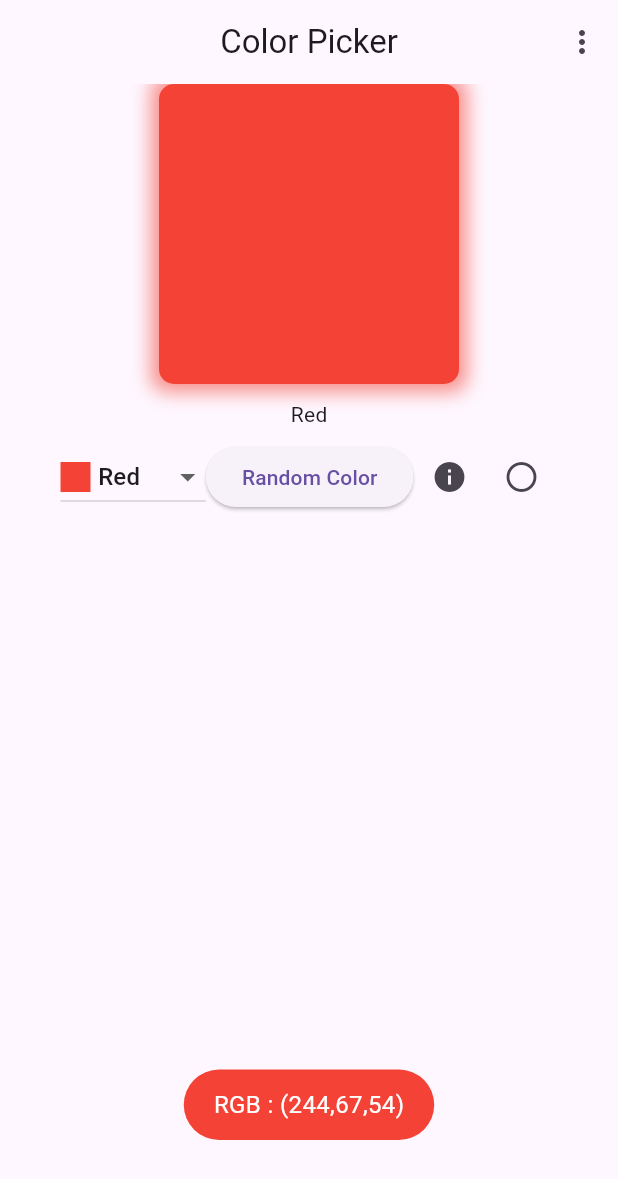
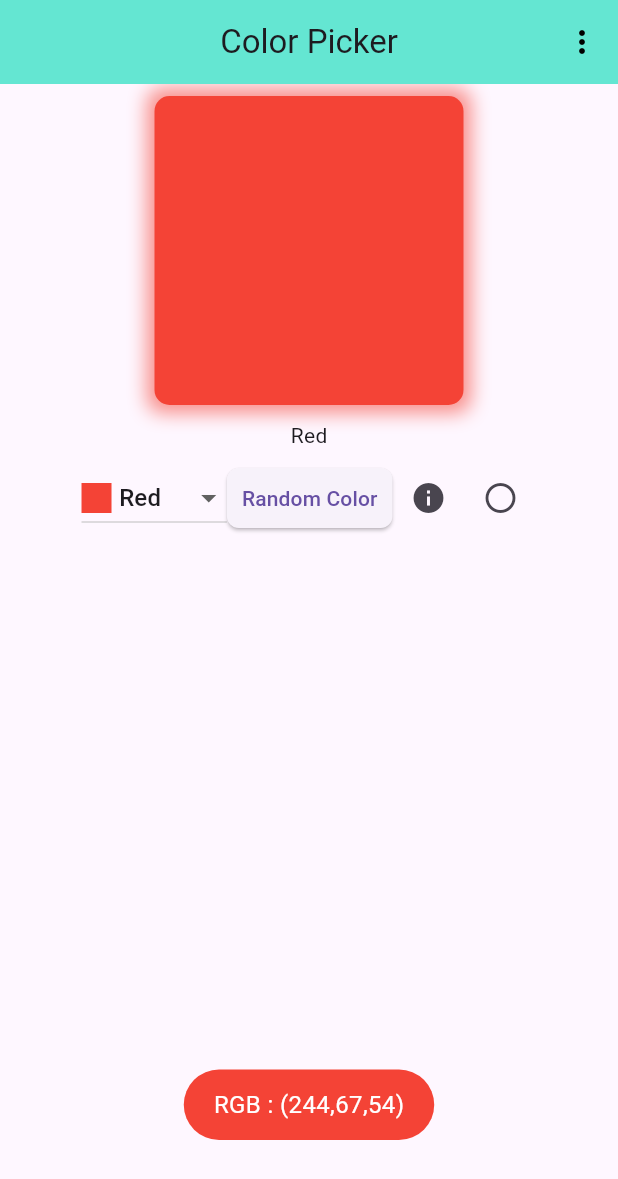
Before and after one commit to Yildirim-AliD/Flutter-Journey, a Flutter app: the screen it shows after launch, after a tap on "Random Color", after a tap on the "info" icon, on a phone screen of 412 x 824 dp. Shown: the top 1179 px of the screen. Run offline on Flutter 3.47's test engine with Material 3 defaults, Android fonts, the phone set to English and light mode, and no system bars; our stand-ins replace fluttertoast; network calls fail.

Commit message:
Update_ColorApp
🎨 A simple Flutter application that allows users to pick colors, see their RGB values, and change the shape of a colored container.
🌟 Users can select colors from a dropdown, pick random colors, toggle shape between circle and square, and show/hide the color name.
🚀 Built with Flutter and Dart.

```diff
--- /dev/null
+++ b/color_app/lib/constants/colors.dart
@@ -0,0 +1,9 @@
+import 'package:flutter/material.dart';
+
+final Map<Color, String> colors = {
+  Colors.red: "Red",
+  Colors.blue: "Blue",
+  Colors.green: "Green",
+  Colors.yellow: "Yellow",
+  Colors.purple: "Purple",
+};
--- a/color_app/lib/main.dart
+++ b/color_app/lib/main.dart
@@ -1,7 +1,6 @@
-import 'dart:math';
-
+import 'package:color_app/pages/color_picker_page.dart';
+import 'package:color_app/theme/app_theme.dart';
 import 'package:flutter/material.dart';
-import 'package:fluttertoast/fluttertoast.dart';
 
 void main(List<String> args) {
   runApp(MyApp());
@@ -14,169 +13,8 @@
   Widget build(BuildContext context) {
     return MaterialApp(
       debugShowCheckedModeBanner: false,
-      theme: ThemeData(),
+      theme: AppTheme.theme,
       home: ColorPickerPage(),
     );
   }
 }
-
-class ColorPickerPage extends StatefulWidget {
-  const ColorPickerPage({super.key});
-
-  @override
-  State<ColorPickerPage> createState() => _ColorPickerPageState();
-}
-
-class _ColorPickerPageState extends State<ColorPickerPage> {
-  Color selectedColor = Colors.blue;
-  bool isCircular = false;
-  bool isShowColorName = true;
-  final Map<Color, String> colors = {
-    Colors.red: "Red",
-    Colors.blue: "Blue",
-    Colors.green: "Green",
-    Colors.yellow: "Yellow",
-    Colors.purple: "Purple",
-  };
-  @override
-  Widget build(BuildContext context) {
-    return Scaffold(
-      appBar: AppBar(
-        title: Text("Color Picker"),
-        centerTitle: true,
-        actions: [
-          PopupMenuButton<String>(
-            onSelected: (value) {
-              setState(() {
-                isShowColorName = !isShowColorName;
-              });
-            },
-            itemBuilder: (context) {
-              return [
-                PopupMenuItem(
-                  value: 'a',
-                  child: Row(
-                    children: [
-                      Icon(
-                        isShowColorName
-                            ? Icons.visibility_off
-                            : Icons.visibility,
-                        size: 20,
-                        color: Colors.black54,
-                      ),
-                      const SizedBox(width: 8),
-                      Text(
-                        isShowColorName ? 'Hide Color Name' : 'Show Color Name',
-                      ),
-                    ],
-                  ),
-                ),
-              ];
-            },
-            icon: Icon(Icons.more_vert),
-          ),
-        ],
-      ),
-      body: Center(
-        child: Column(
-          children: [
-            Container(
-              width: 200,
-              height: 200,
-              decoration: BoxDecoration(
-                color: selectedColor,
-                borderRadius: BorderRadius.circular(isCircular ? 100 : 10),
-                boxShadow: [
-                  BoxShadow(
-                    color: selectedColor.withAlpha(150),
-                    blurRadius: 10,
-                    spreadRadius: 5,
-                  ),
-                ],
-              ),
-            ),
-            SizedBox(height: 10),
-            isShowColorName ? Text(colors[selectedColor]!) : SizedBox(),
-            Padding(
-              padding: const EdgeInsets.all(8.0),
-              child: Row(
-                mainAxisAlignment: MainAxisAlignment.center,
-                children: [
-                  DropdownButton<Color>(
-                    value: selectedColor,
-                    items:
-                        colors.entries.map((entry) {
-                          return DropdownMenuItem(
-                            value: entry.key,
-                            child: Row(
-                              children: [
-                                Container(
-                                  width: 20,
-                                  height: 20,
-                                  color: entry.key,
-                                ),
-                                SizedBox(width: 5),
-                                Text(entry.value),
-                              ],
-                            ),
-                          );
-                        }).toList(),
-                    onChanged: (value) {
-                      setState(() {
-                        selectedColor = value!;
-                      });
-                    },
-                  ),
-                  ElevatedButton(
-                    onPressed: _RandomColor,
-                    child: const Text("Random Color"),
-                  ),
-                  IconButton(
-                    onPressed: _showColorCode,
-                    icon: const Icon(Icons.info),
-                  ),
-                  IconButton(
-                    onPressed: _changeShape,
-                    icon: Icon(
-                      isCircular
-                          ? Icons.square_outlined
-                          : Icons.circle_outlined,
-                    ),
-                  ),
-                ],
-              ),
-            ),
-          ],
-        ),
-      ),
-    );
-  }
-
-  void _RandomColor() {
-    final colors2 = colors.keys.toList();
-    final randomNumber = Random().nextInt(colors2.length);
-    final randomColor = colors2[randomNumber];
-    setState(() {
-      selectedColor = randomColor;
-    });
-  }
-
-  void _showColorCode() {
-    Fluttertoast.showToast(
-      msg:
-          "RGB : (${selectedColor.red},${selectedColor.green},${selectedColor.blue})",
-      toastLength: Toast.LENGTH_LONG,
-      gravity: ToastGravity.BOTTOM,
-      timeInSecForIosWeb: 1,
-      backgroundColor: selectedColor,
-      textColor: Colors.white,
-      fontSize: 16.0,
-    );
-  }
-
-  void _changeShape() {
-    setState(() {
-      isCircular = !isCircular;
-    });
-  }
-}
--- /dev/null
+++ b/color_app/lib/pages/color_picker_page.dart
@@ -0,0 +1,153 @@
+import 'dart:math';
+import 'package:color_app/constants/colors.dart';
+import 'package:color_app/widgets/color_dislay.dart';
+import 'package:flutter/material.dart';
+import 'package:fluttertoast/fluttertoast.dart';
+
+class ColorPickerPage extends StatefulWidget {
+  const ColorPickerPage({super.key});
+
+  @override
+  State<ColorPickerPage> createState() => _ColorPickerPageState();
+}
+
+class _ColorPickerPageState extends State<ColorPickerPage> {
+  Color selectedColor = Colors.blue;
+  bool isCircular = false;
+  bool isShowColorName = true;
+
+  @override
+  Widget build(BuildContext context) {
+    return Scaffold(
+      appBar: AppBar(
+        title: Text("Color Picker"),
+        centerTitle: true,
+        actions: [
+          PopupMenuButton<String>(
+            onSelected: (value) {
+              setState(() {
+                isShowColorName = !isShowColorName;
+              });
+            },
+            itemBuilder: (context) {
+              return [
+                PopupMenuItem(
+                  value: 'a',
+                  child: Row(
+                    children: [
+                      Icon(
+                        isShowColorName
+                            ? Icons.visibility_off
+                            : Icons.visibility,
+                        size: 20,
+                        color: Colors.black54,
+                      ),
+                      const SizedBox(width: 8),
+                      Text(
+                        isShowColorName ? 'Hide Color Name' : 'Show Color Name',
+                      ),
+                    ],
+                  ),
+                ),
+              ];
+            },
+            icon: Icon(Icons.more_vert),
+          ),
+        ],
+      ),
+      body: Center(
+        child: Padding(
+          padding: const EdgeInsets.all(8.0),
+          child: Column(
+            children: [
+              ColorDisplay(
+                selectedColor: selectedColor,
+                isCircular: isCircular,
+              ),
+              SizedBox(height: 10),
+              isShowColorName ? Text(colors[selectedColor]!) : SizedBox(),
+              Padding(
+                padding: const EdgeInsets.all(8.0),
+                child: Row(
+                  mainAxisAlignment: MainAxisAlignment.center,
+                  children: [
+                    DropdownButton<Color>(
+                      value: selectedColor,
+                      items:
+                          colors.entries.map((entry) {
+                            return DropdownMenuItem(
+                              value: entry.key,
+                              child: Row(
+                                children: [
+                                  Container(
+                                    width: 20,
+                                    height: 20,
+                                    color: entry.key,
+                                  ),
+                                  SizedBox(width: 5),
+                                  Text(entry.value),
+                                ],
+                              ),
+                            );
+                          }).toList(),
+                      onChanged: (value) {
+                        setState(() {
+                          selectedColor = value!;
+                        });
+                      },
+                    ),
+                    ElevatedButton(
+                      onPressed: _randomColor,
+                      child: const Text("Random Color"),
+                    ),
+                    IconButton(
+                      onPressed: _showColorCode,
+                      icon: const Icon(Icons.info),
+                    ),
+                    IconButton(
+                      onPressed: _changeShape,
+                      icon: Icon(
+                        isCircular
+                            ? Icons.square_outlined
+                            : Icons.circle_outlined,
+                      ),
+                    ),
+                  ],
+                ),
+              ),
+            ],
+          ),
+        ),
+      ),
+    );
+  }
+
+  void _randomColor() {
+    final colors2 = colors.keys.toList();
+    final randomNumber = Random().nextInt(colors2.length);
+    final randomColor = colors2[randomNumber];
+    setState(() {
+      selectedColor = randomColor;
+    });
+  }
+
+  void _showColorCode() {
+    Fluttertoast.showToast(
+      msg:
+          // ignore: deprecated_member_use
+          "RGB : (${selectedColor.red},${selectedColor.green},${selectedColor.blue})",
+      toastLength: Toast.LENGTH_LONG,
+      gravity: ToastGravity.BOTTOM,
+      timeInSecForIosWeb: 1,
+      backgroundColor: selectedColor,
+      textColor: Colors.white,
+      fontSize: 16.0,
+    );
+  }
+
+  void _changeShape() {
+    setState(() {
+      isCircular = !isCircular;
+    });
+  }
+}
--- /dev/null
+++ b/color_app/lib/theme/app_theme.dart
@@ -0,0 +1,18 @@
+import 'package:flutter/material.dart';
+
+class AppTheme {
+  static ThemeData theme = ThemeData(
+    primarySwatch: Colors.teal,
+    appBarTheme: AppBarTheme(
+      backgroundColor: Colors.tealAccent,
+      elevation: 20,
+      iconTheme: IconThemeData(color: Colors.black),
+    ),
+    elevatedButtonTheme: ElevatedButtonThemeData(
+      style: ElevatedButton.styleFrom(
+        padding: EdgeInsets.symmetric(horizontal: 10, vertical: 4),
+        shape: RoundedRectangleBorder(borderRadius: BorderRadius.circular(8)),
+      ),
+    ),
+  );
+}
--- /dev/null
+++ b/color_app/lib/widgets/color_dislay.dart
@@ -0,0 +1,34 @@
+import 'package:flutter/material.dart';
+
+class ColorDisplay extends StatelessWidget {
+  const ColorDisplay({
+    super.key,
+    required this.selectedColor,
+    required this.isCircular,
+  });
+
+  final Color selectedColor;
+  final bool isCircular;
+
+  @override
+  Widget build(BuildContext context) {
+    final deviceSize = MediaQuery.of(context).size;
+
+    final containerSize = deviceSize.shortestSide * 0.5;
+    return Container(
+      width: containerSize,
+      height: containerSize,
+      decoration: BoxDecoration(
+        color: selectedColor,
+        borderRadius: BorderRadius.circular(isCircular ? 100 : 10),
+        boxShadow: [
+          BoxShadow(
+            color: selectedColor.withAlpha(150),
+            blurRadius: 10,
+            spreadRadius: 5,
+          ),
+        ],
+      ),
+    );
+  }
+}
```
